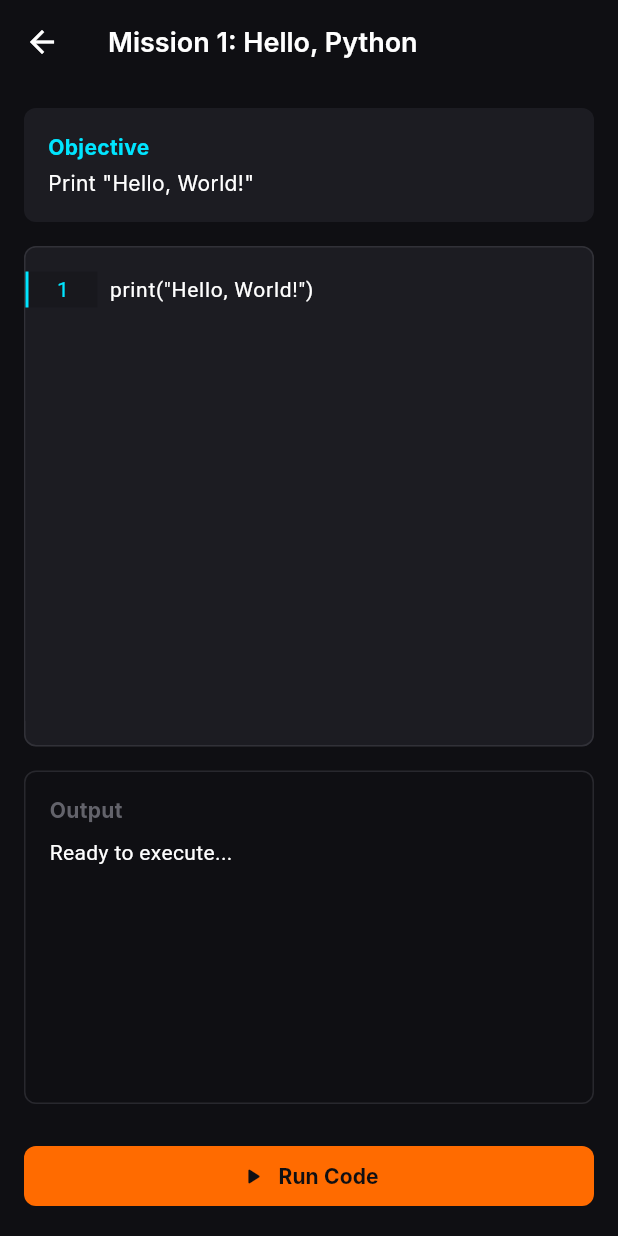
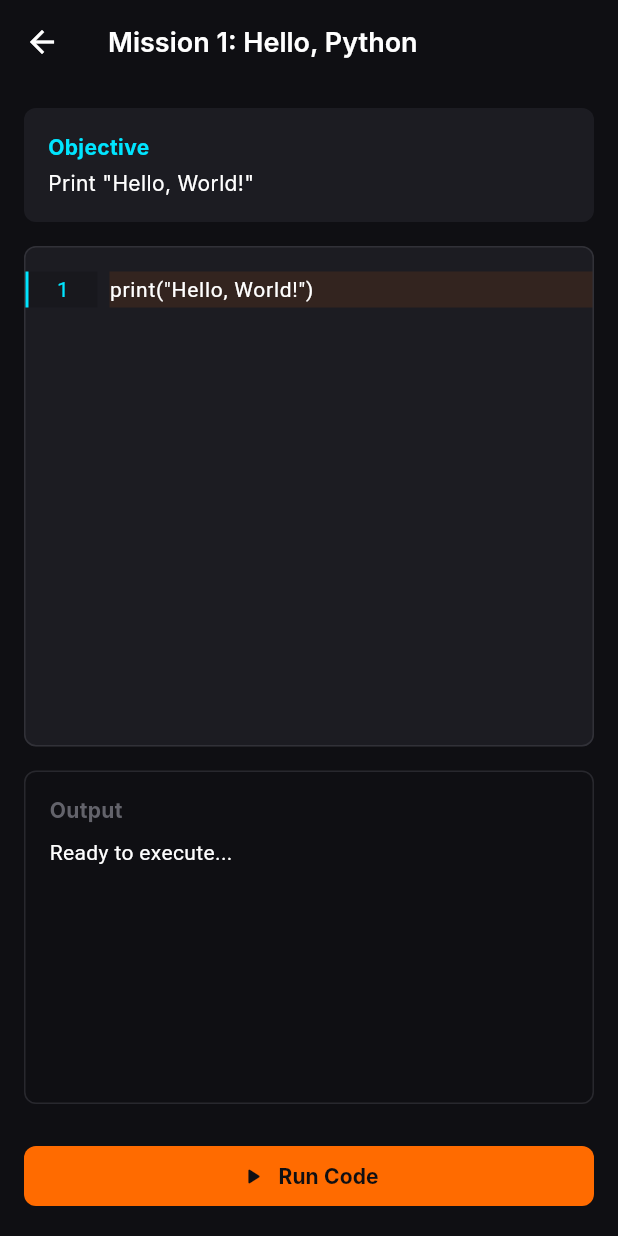
Before and after one commit to MirZayir/Python-Forge, a Flutter app: the screen it shows after launch, after a tap on "MISSION 1", on a phone screen of 412 x 824 dp. Run offline on Flutter 3.47's test engine with Material 3 defaults, Android fonts, the phone set to English and light mode, and no system bars; our stand-ins replace flutter_riverpod, go_router, shared_preferences; Roboto replaces fonts that are missing (Inter, JetBrains Mono).

Commit message:
refactor(editor): extract reusable CodeEditorWidget

```diff
--- /dev/null
+++ b/lib/core/widgets/code_editor_widget.dart
@@ -0,0 +1,336 @@
+import 'package:flutter/material.dart';
+import 'package:flutter/services.dart';
+
+import '../theme/app_colors.dart';
+import '../theme/app_radius.dart';
+import '../theme/app_spacing.dart';
+import '../theme/app_typography.dart';
+
+/// A reusable, professional code editor widget with line numbers and Python auto-indent.
+class CodeEditorWidget extends StatefulWidget {
+  final TextEditingController controller;
+  final FocusNode focusNode;
+
+  const CodeEditorWidget({
+    super.key,
+    required this.controller,
+    required this.focusNode,
+  });
+
+  @override
+  State<CodeEditorWidget> createState() => _CodeEditorWidgetState();
+}
+
+class _CodeEditorWidgetState extends State<CodeEditorWidget> {
+  late final ScrollController _editorScrollController;
+  late final ScrollController _gutterScrollController;
+
+  int _lineCount = 1;
+  int _currentLine = 1;
+
+  @override
+  void initState() {
+    super.initState();
+    _editorScrollController = ScrollController();
+    _gutterScrollController = ScrollController();
+
+    widget.controller.addListener(_onTextChanged);
+    _editorScrollController.addListener(_syncScroll);
+
+    // Initialize line count and active line
+    _onTextChanged();
+  }
+
+  @override
+  void dispose() {
+    widget.controller.removeListener(_onTextChanged);
+    _editorScrollController.removeListener(_syncScroll);
+
+    _editorScrollController.dispose();
+    _gutterScrollController.dispose();
+    super.dispose();
+  }
+
+  void _syncScroll() {
+    if (_editorScrollController.hasClients &&
+        _gutterScrollController.hasClients) {
+      _gutterScrollController.jumpTo(_editorScrollController.offset);
+    }
+  }
+
+  void _onTextChanged() {
+    final text = widget.controller.text;
+    final lines = '\n'.allMatches(text).length + 1;
+
+    final selection = widget.controller.selection;
+    int current = 1;
+    if (selection.isValid &&
+        selection.baseOffset >= 0 &&
+        selection.baseOffset <= text.length) {
+      final textBeforeCursor = text.substring(0, selection.baseOffset);
+      current = '\n'.allMatches(textBeforeCursor).length + 1;
+    }
+
+    if (_lineCount != lines || _currentLine != current) {
+      setState(() {
+        _lineCount = lines;
+        _currentLine = current;
+      });
+    }
+  }
+
+  @override
+  Widget build(BuildContext context) {
+    return Container(
+      decoration: BoxDecoration(
+        color: AppColors.crucibleGrey,
+        borderRadius: BorderRadius.circular(AppRadius.medium),
+        border: Border.all(
+          color: AppColors.syntaxGrey.withOpacity(0.3),
+          width: 1.0,
+        ),
+      ),
+      padding: const EdgeInsets.symmetric(vertical: AppSpacing.medium),
+      child: Stack(
+        fit: StackFit.expand,
+        children: [
+          // Background Layer: Gutter and Current Line Highlight
+          ListView.builder(
+            controller: _gutterScrollController,
+            padding: EdgeInsets.zero,
+            physics: const NeverScrollableScrollPhysics(),
+            itemCount: _lineCount,
+            itemBuilder: (context, index) {
+              final lineNumber = index + 1;
+              final isCurrent = lineNumber == _currentLine;
+
+              return Row(
+                children: [
+                  // Gutter
+                  Container(
+                    width: 48.0,
+                    height: 24.0, // Fixed height per line
+                    alignment: Alignment.center,
+                    decoration: BoxDecoration(
+                      color: isCurrent
+                          ? AppColors.obsidian.withOpacity(0.3)
+                          : Colors.transparent,
+                      border: Border(
+                        left: BorderSide(
+                          color: isCurrent
+                              ? AppColors.logicCyan
+                              : Colors.transparent,
+                          width: 2.0,
+                        ),
+                      ),
+                    ),
+                    child: Text(
+                      '$lineNumber',
+                      style: AppTypography.code.copyWith(
+                        color: isCurrent
+                            ? AppColors.logicCyan
+                            : AppColors.syntaxGrey,
+                        fontSize: 14.0,
+                      ),
+                    ),
+                  ),
+                  const SizedBox(width: AppSpacing.small),
+                  // Active Line Background Highlight
+                  Expanded(
+                    child: Container(
+                      height: 24.0,
+                      color: isCurrent
+                          ? AppColors.forgeEmber.withOpacity(0.1)
+                          : Colors.transparent,
+                    ),
+                  ),
+                ],
+              );
+            },
+          ),
+
+          // Foreground Layer: Text Editor
+          Positioned(
+            left: 48.0 + AppSpacing.small,
+            top: 0,
+            bottom: 0,
+            right: 0,
+            child: TextField(
+              controller: widget.controller,
+              scrollController: _editorScrollController,
+              focusNode: widget.focusNode,
+              maxLines: null,
+              expands: true,
+              keyboardType: TextInputType.multiline,
+              autocorrect: false,
+              enableSuggestions: false,
+              textCapitalization: TextCapitalization.none,
+              inputFormatters: [
+                _PythonIndentFormatter(),
+              ],
+              style: AppTypography.code.copyWith(
+                color: Colors.white,
+                fontSize: 14.0,
+                height: 24.0 / 14.0, // Aligns with 24.0 height in gutter
+              ),
+              cursorColor: AppColors.forgeEmber,
+              decoration: const InputDecoration(
+                border: InputBorder.none,
+                contentPadding: EdgeInsets.only(right: AppSpacing.medium),
+              ),
+            ),
+          ),
+        ],
+      ),
+    );
+  }
+}
+
+/// The horizontal accessory bar docked directly above the system keyboard.
+class CodeEditorAccessoryBar extends StatelessWidget {
+  final TextEditingController controller;
+
+  const CodeEditorAccessoryBar({super.key, required this.controller});
+
+  void _insertText(String text, {int offset = 0}) {
+    HapticFeedback.lightImpact();
+
+    final int start = controller.selection.baseOffset;
+    final int end = controller.selection.extentOffset;
+
+    if (start < 0 || end < 0) {
+      controller.text += text;
+      controller.selection = TextSelection.collapsed(
+        offset: controller.text.length - offset,
+      );
+      return;
+    }
+
+    final int realStart = start < end ? start : end;
+    final int realEnd = start < end ? end : start;
+    final String currentText = controller.text;
+
+    final String newText = currentText.substring(0, realStart) +
+        text +
+        currentText.substring(realEnd);
+
+    controller.value = TextEditingValue(
+      text: newText,
+      selection: TextSelection.collapsed(
+        offset: realStart + text.length - offset,
+      ),
+    );
+  }
+
+  @override
+  Widget build(BuildContext context) {
+    return Container(
+      height: 48.0,
+      width: double.infinity,
+      decoration: const BoxDecoration(
+        color: AppColors.crucibleGrey,
+        borderRadius: BorderRadius.all(Radius.circular(AppRadius.medium)),
+      ),
+      child: ListView(
+        scrollDirection: Axis.horizontal,
+        padding: const EdgeInsets.symmetric(horizontal: AppSpacing.small),
+        children: [
+          _AccessoryKey(label: 'Tab', onTap: () => _insertText('    ')),
+          _AccessoryKey(label: '()', onTap: () => _insertText('()', offset: 1)),
+          _AccessoryKey(label: '[]', onTap: () => _insertText('[]', offset: 1)),
+          _AccessoryKey(label: '{}', onTap: () => _insertText('{}', offset: 1)),
+          _AccessoryKey(label: ':', onTap: () => _insertText(':')),
+          _AccessoryKey(label: '=', onTap: () => _insertText(' = ')),
+          _AccessoryKey(label: '"', onTap: () => _insertText('""', offset: 1)),
+          _AccessoryKey(label: "'", onTap: () => _insertText("''", offset: 1)),
+          _AccessoryKey(label: ',', onTap: () => _insertText(', ')),
+          _AccessoryKey(label: '.', onTap: () => _insertText('.')),
+        ],
+      ),
+    );
+  }
+}
+
+/// A tactile button representing a single key in the accessory bar.
+class _AccessoryKey extends StatelessWidget {
+  final String label;
+  final VoidCallback onTap;
+
+  const _AccessoryKey({required this.label, required this.onTap});
+
+  @override
+  Widget build(BuildContext context) {
+    return Padding(
+      padding: const EdgeInsets.symmetric(
+        horizontal: 4.0,
+        vertical: 6.0,
+      ),
+      child: Material(
+        color: AppColors.obsidian,
+        borderRadius: BorderRadius.circular(AppRadius.small),
+        child: InkWell(
+          onTap: onTap,
+          borderRadius: BorderRadius.circular(AppRadius.small),
+          child: Container(
+            constraints: const BoxConstraints(minWidth: 40.0),
+            padding: const EdgeInsets.symmetric(horizontal: 12.0),
+            alignment: Alignment.center,
+            child: Text(
+              label,
+              style: AppTypography.code.copyWith(
+                color: Colors.white,
+                fontWeight: FontWeight.bold,
+              ),
+            ),
+          ),
+        ),
+      ),
+    );
+  }
+}
+
+/// Custom formatter that automatically applies Python indentation rules.
+class _PythonIndentFormatter extends TextInputFormatter {
+  @override
+  TextEditingValue formatEditUpdate(
+    TextEditingValue oldValue,
+    TextEditingValue newValue,
+  ) {
+    if (newValue.text.length - oldValue.text.length == 1) {
+      final int newOffset = newValue.selection.baseOffset;
+
+      if (newOffset > 0 && newValue.text[newOffset - 1] == '\n') {
+        final String textBeforeNewline =
+            newValue.text.substring(0, newOffset - 1);
+        final String lastLine = textBeforeNewline.split('\n').last;
+
+        if (lastLine.trimRight().endsWith(':')) {
+          final String existingIndent =
+              RegExp(r'^\s*').firstMatch(lastLine)?.group(0) ?? '';
+          final String insertString = '$existingIndent    ';
+
+          final String newText =
+              newValue.text.replaceRange(newOffset, newOffset, insertString);
+          return TextEditingValue(
+            text: newText,
+            selection: TextSelection.collapsed(
+                offset: newOffset + insertString.length),
+          );
+        } else {
+          final String existingIndent =
+              RegExp(r'^\s*').firstMatch(lastLine)?.group(0) ?? '';
+          if (existingIndent.isNotEmpty) {
+            final String newText = newValue.text
+                .replaceRange(newOffset, newOffset, existingIndent);
+            return TextEditingValue(
+              text: newText,
+              selection: TextSelection.collapsed(
+                  offset: newOffset + existingIndent.length),
+            );
+          }
+        }
+      }
+    }
+    return newValue;
+  }
+}
--- a/lib/features/poc/presentation/screens/mission_screen.dart
+++ b/lib/features/poc/presentation/screens/mission_screen.dart
@@ -1,17 +1,17 @@
 import 'package:flutter/material.dart';
-import 'package:flutter/services.dart';
 import 'package:go_router/go_router.dart';
 
 import '../../../../core/theme/app_colors.dart';
 import '../../../../core/theme/app_radius.dart';
 import '../../../../core/theme/app_spacing.dart';
 import '../../../../core/theme/app_typography.dart';
+import '../../../../core/widgets/code_editor_widget.dart';
 import '../../../../core/widgets/forge_button.dart';
 import '../../../../core/widgets/forge_card.dart';
 import '../../../../core/widgets/forge_scaffold.dart';
 import '../../domain/models/mission.dart';
 
-/// Milestone 1 - Phase 1: Editor Skeleton (Line Number Gutter).
+/// Milestone 1 - Phase 1: Editor Skeleton (Refactored CodeEditorWidget).
 /// A structural UI layout for the interactive learning environment.
 class MissionScreen extends StatefulWidget {
   final Mission mission;
@@ -24,97 +24,60 @@ class MissionScreen extends StatefulWidget {
 
 class _MissionScreenState extends State<MissionScreen> {
   late final TextEditingController _codeController;
-  late final ScrollController _editorScrollController;
-  late final ScrollController _gutterScrollController;
-
-  static const platform = MethodChannel('python_forge/native');
+  late final FocusNode _editorFocusNode;
 
   String _outputText = 'Ready to execute...';
   bool _isRunning = false;
-
-  int _lineCount = 1;
-  int _currentLine = 1;
 
   @override
   void initState() {
     super.initState();
     _codeController = TextEditingController(text: 'print("Hello, World!")');
-    _editorScrollController = ScrollController();
-    _gutterScrollController = ScrollController();
+    _editorFocusNode = FocusNode();
 
-    _codeController.addListener(_onTextChanged);
-    _editorScrollController.addListener(_syncScroll);
-
-    // Initialize line count and active line
-    _onTextChanged();
+    _editorFocusNode.addListener(_onFocusChanged);
   }
 
   @override
   void dispose() {
-    _codeController.removeListener(_onTextChanged);
-    _editorScrollController.removeListener(_syncScroll);
-
+    _editorFocusNode.removeListener(_onFocusChanged);
     _codeController.dispose();
-    _editorScrollController.dispose();
-    _gutterScrollController.dispose();
+    _editorFocusNode.dispose();
     super.dispose();
   }
 
-  void _syncScroll() {
-    if (_editorScrollController.hasClients &&
-        _gutterScrollController.hasClients) {
-      _gutterScrollController.jumpTo(_editorScrollController.offset);
-    }
-  }
-
-  void _onTextChanged() {
-    final text = _codeController.text;
-    final lines = '\n'.allMatches(text).length + 1;
-
-    final selection = _codeController.selection;
-    int current = 1;
-    if (selection.isValid &&
-        selection.baseOffset >= 0 &&
-        selection.baseOffset <= text.length) {
-      final textBeforeCursor = text.substring(0, selection.baseOffset);
-      current = '\n'.allMatches(textBeforeCursor).length + 1;
-    }
-
-    if (_lineCount != lines || _currentLine != current) {
-      setState(() {
-        _lineCount = lines;
-        _currentLine = current;
-      });
-    }
+  void _onFocusChanged() {
+    // Rebuild the UI to conditionally show/hide the accessory bar
+    setState(() {});
   }
 
   Future<void> _runCode() async {
     if (_isRunning) return;
+
+    // Remove focus to dismiss the keyboard and accessory bar during execution
+    _editorFocusNode.unfocus();
 
     setState(() {
       _isRunning = true;
       _outputText = 'Running...';
     });
 
-    try {
-      // Invoke the native MethodChannel
-      final String result = await platform.invokeMethod('getNativeMessage');
+    // Simulate execution delay for UX
+    await Future.delayed(const Duration(milliseconds: 600));
 
-      if (!mounted) return;
+    if (!mounted) return;
 
-      setState(() {
-        _isRunning = false;
-        _outputText = result;
-      });
-    } on PlatformException catch (e) {
-      if (!mounted) return;
+    // Validate the user's code against the mission's valid answers
+    final isCorrect = widget.mission.validateAnswer(_codeController.text);
 
-      setState(() {
-        _isRunning = false;
-        _outputText =
-            "Failed to communicate with native layer: '${e.message}'.";
-      });
-    }
+    setState(() {
+      _isRunning = false;
+      if (isCorrect) {
+        _outputText = '✅ Mission Complete!';
+      } else {
+        _outputText = '❌ Not quite.\nTry again.';
+      }
+    });
   }
 
   @override
@@ -160,91 +123,9 @@ class _MissionScreenState extends State<MissionScreen> {
           // Code Editor Container
           Expanded(
             flex: 3,
-            child: Container(
-              decoration: BoxDecoration(
-                color: AppColors.crucibleGrey,
-                borderRadius: BorderRadius.circular(AppRadius.medium),
-                border: Border.all(
-                  color: AppColors.syntaxGrey.withOpacity(0.3),
-                  width: 1.0,
-                ),
-              ),
-              padding: const EdgeInsets.symmetric(vertical: AppSpacing.medium),
-              child: Row(
-                crossAxisAlignment: CrossAxisAlignment.stretch,
-                children: [
-                  // Line Number Gutter
-                  Container(
-                    width: 48.0,
-                    color: AppColors.crucibleGrey,
-                    child: ListView.builder(
-                      controller: _gutterScrollController,
-                      padding: EdgeInsets.zero,
-                      physics:
-                          const NeverScrollableScrollPhysics(), // Managed by _syncScroll
-                      itemCount: _lineCount,
-                      itemBuilder: (context, index) {
-                        final lineNumber = index + 1;
-                        final isCurrent = lineNumber == _currentLine;
-
-                        return Container(
-                          height: 24.0, // Fixed height per line
-                          alignment: Alignment.center,
-                          decoration: BoxDecoration(
-                            color: isCurrent
-                                ? AppColors.obsidian.withOpacity(0.3)
-                                : Colors.transparent,
-                            border: Border(
-                              left: BorderSide(
-                                color: isCurrent
-                                    ? AppColors.logicCyan
-                                    : Colors.transparent,
-                                width: 2.0,
-                              ),
-                            ),
-                          ),
-                          child: Text(
-                            '$lineNumber',
-                            style: AppTypography.code.copyWith(
-                              color: isCurrent
-                                  ? AppColors.logicCyan
-                                  : AppColors.syntaxGrey,
-                              fontSize: 14.0,
-                            ),
-                          ),
-                        );
-                      },
-                    ),
-                  ),
-                  const SizedBox(width: AppSpacing.small),
-
-                  // Text Editor
-                  Expanded(
-                    child: TextField(
-                      controller: _codeController,
-                      scrollController: _editorScrollController,
-                      maxLines: null,
-                      expands: true,
-                      keyboardType: TextInputType.multiline,
-                      autocorrect: false,
-                      enableSuggestions: false,
-                      textCapitalization: TextCapitalization.none,
-                      style: AppTypography.code.copyWith(
-                        color: Colors.white,
-                        fontSize: 14.0,
-                        height: 24.0 /
-                            14.0, // Perfectly aligns with 24.0 height in gutter
-                      ),
-                      cursorColor: AppColors.forgeEmber,
-                      decoration: const InputDecoration(
-                        border: InputBorder.none,
-                        contentPadding:
-                            EdgeInsets.only(right: AppSpacing.medium),
-                      ),
-                    ),
-                  ),
-                ],
-              ),
+            child: CodeEditorWidget(
+              controller: _codeController,
+              focusNode: _editorFocusNode,
             ),
           ),
           const SizedBox(height: AppSpacing.medium),
@@ -278,7 +159,11 @@ class _MissionScreenState extends State<MissionScreen> {
                       child: Text(
                         _outputText,
                         style: AppTypography.code.copyWith(
-                          color: Colors.white,
+                          color: _outputText.startsWith('❌')
+                              ? AppColors.slagRed
+                              : (_outputText.startsWith('✅')
+                                  ? AppColors.temperGreen
+                                  : Colors.white),
                         ),
                       ),
                     ),
@@ -300,6 +185,13 @@ class _MissionScreenState extends State<MissionScreen> {
                   ),
             onPressed: _isRunning ? null : _runCode,
           ),
+
+          // Render the accessory bar whenever the editor is focused
+          if (_editorFocusNode.hasFocus)
+            Padding(
+              padding: const EdgeInsets.only(top: AppSpacing.medium),
+              child: CodeEditorAccessoryBar(controller: _codeController),
+            ),
         ],
       ),
     );
```
